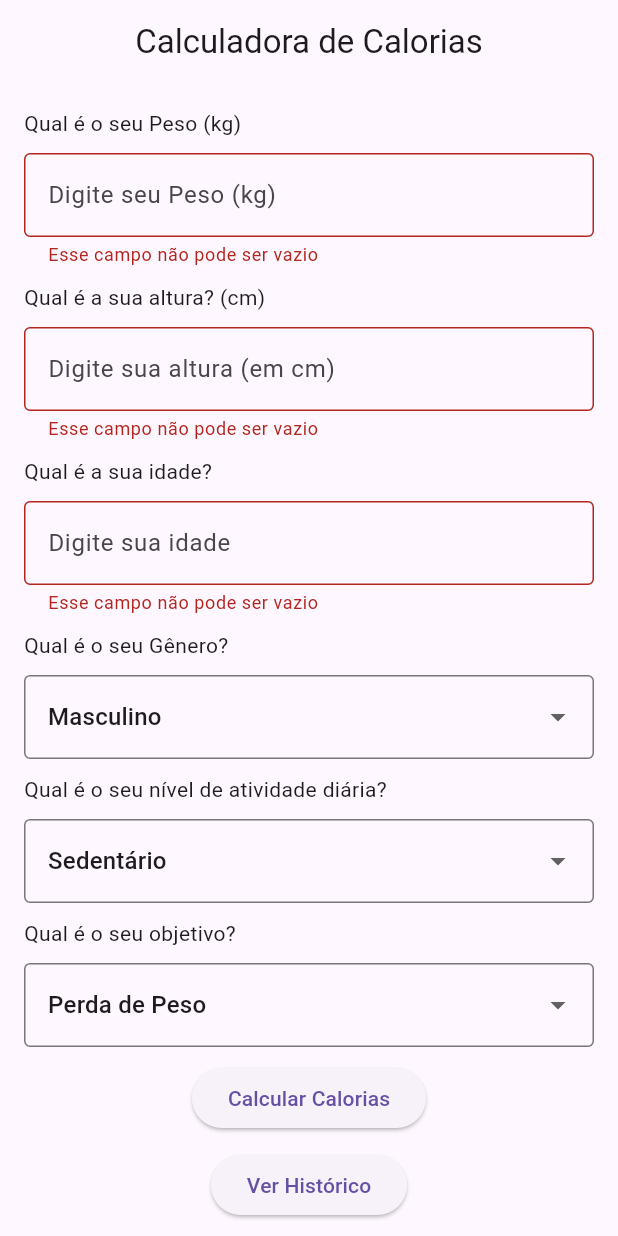
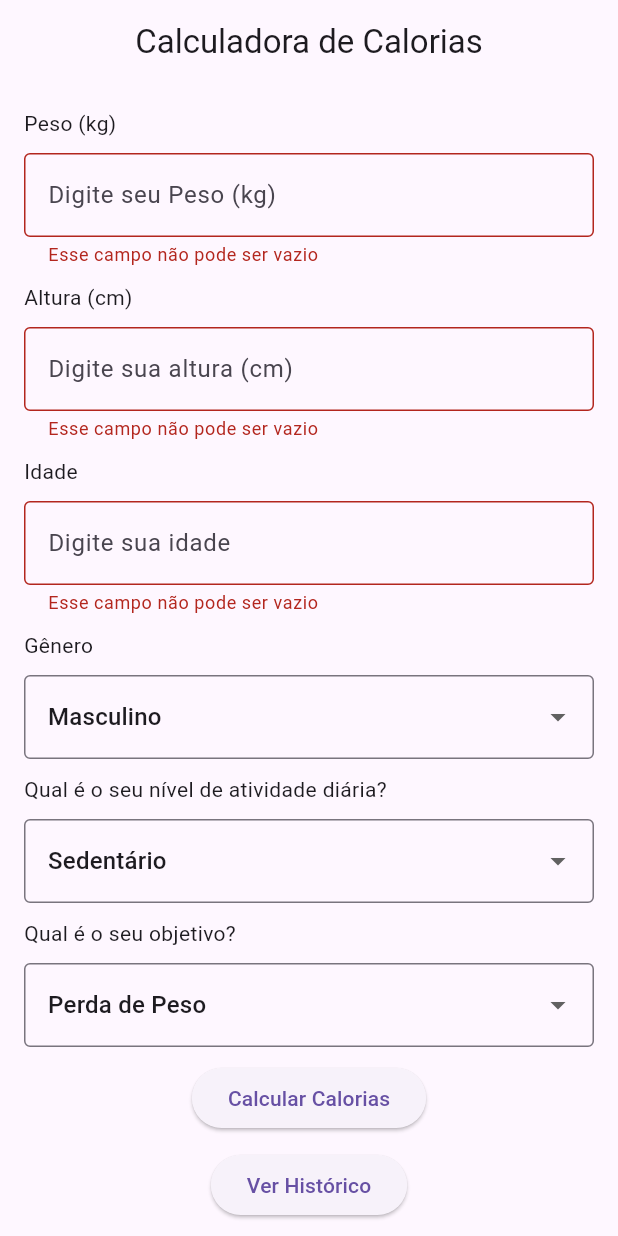
Before and after one commit to RafaellaBarbosa/calorie_calculator, a Flutter app: the screen it shows after launch, after a tap on "Calcular Calorias", on a phone screen of 412 x 824 dp. Run offline on Flutter 3.47's test engine with Material 3 defaults, Android fonts, the phone set to English and light mode, and no system bars; our stand-ins replace shared_preferences.

Commit message:
ajustes gerais

```diff
--- a/lib/core/utils/validation.dart
+++ b/lib/core/utils/validation.dart
@@ -1,5 +1,5 @@
 abstract class Validation {
-  static String? validateNotEmpty(String? value) {
+  static String? validateIfTextIsNotEmpty(String? value) {
     if (value == null || value.isEmpty) {
       return 'Esse campo não pode ser vazio';
     }
--- a/lib/presentation/pages/user_input_page.dart
+++ b/lib/presentation/pages/user_input_page.dart
@@ -52,32 +52,35 @@ class _UserInputScreenState extends State<UserInputScreen> {
             child: Column(
               children: [
                 TextFormFildWidget(
-                  label: 'Qual é o seu Peso (kg)',
+                  label: 'Peso (kg)',
                   controller: _weightController,
                   keyboardType: TextInputType.number,
                   hintText: 'Digite seu Peso (kg)',
-                  validator: (value) => Validation.validateNotEmpty(value),
+                  validator: (value) =>
+                      Validation.validateIfTextIsNotEmpty(value),
                   textInputAction: TextInputAction.next,
                   inputFormatters: [
                     FilteringTextInputFormatter.digitsOnly,
                   ],
                 ),
                 TextFormFildWidget(
-                  label: 'Qual é a sua altura? (cm)',
+                  label: 'Altura (cm)',
                   controller: _heightController,
                   keyboardType: TextInputType.number,
-                  hintText: 'Digite sua altura (em cm)',
-                  validator: (value) => Validation.validateNotEmpty(value),
+                  hintText: 'Digite sua altura (cm)',
+                  validator: (value) =>
+                      Validation.validateIfTextIsNotEmpty(value),
                   textInputAction: TextInputAction.next,
                   inputFormatters: [
                     FilteringTextInputFormatter.digitsOnly,
                   ],
                 ),
                 TextFormFildWidget(
-                  label: 'Qual é a sua idade?',
+                  label: 'Idade',
                   controller: _ageController,
                   keyboardType: TextInputType.number,
-                  validator: (value) => Validation.validateNotEmpty(value),
+                  validator: (value) =>
+                      Validation.validateIfTextIsNotEmpty(value),
                   hintText: 'Digite sua idade',
                   textInputAction: TextInputAction.next,
                   inputFormatters: [
@@ -85,7 +88,7 @@ class _UserInputScreenState extends State<UserInputScreen> {
                   ],
                 ),
                 DropdownWidget(
-                    label: 'Qual é o seu Gênero?',
+                    label: 'Gênero',
                     options: const ['Masculino', 'Feminino'],
                     currentValue: _gender,
                     onChanged: (value) {
--- a/lib/presentation/widgets/result_row_widget.dart
+++ b/lib/presentation/widgets/result_row_widget.dart
@@ -5,9 +5,11 @@ class ResultRowWidget extends StatelessWidget {
     super.key,
     required this.label,
     required this.value,
+    this.hasDivider = true,
   });
   final String label;
   final String value;
+  final bool hasDivider;
 
   @override
   Widget build(BuildContext context) {
@@ -29,7 +31,7 @@ class ResultRowWidget extends StatelessWidget {
               ),
             ],
           ),
-          const Divider(),
+          if (hasDivider) const Divider(),
         ],
       ),
     );
```
Also changed, not shown: lib/presentation/pages/history_page.dart (+5 -3 lines), lib/presentation/pages/result_page.dart (+5 -7 lines), assets/images/pagina_dados_usuario.jpg, assets/images/pagina_historico.jpg, assets/images/pagina_resultado.jpg, assets/images/pagina_sem_historico.jpg, 1 other file.
